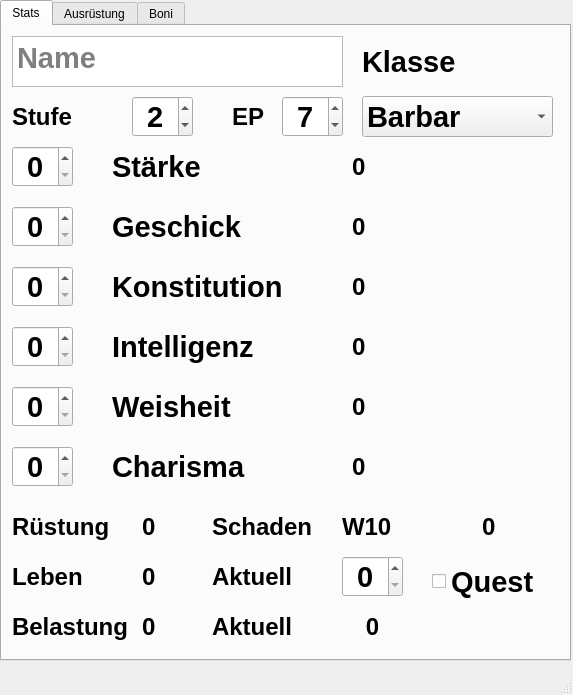
This is CharGUI.ui in Braastos/DWCM as Qt 5 draws it before an edit. The edited form follows.
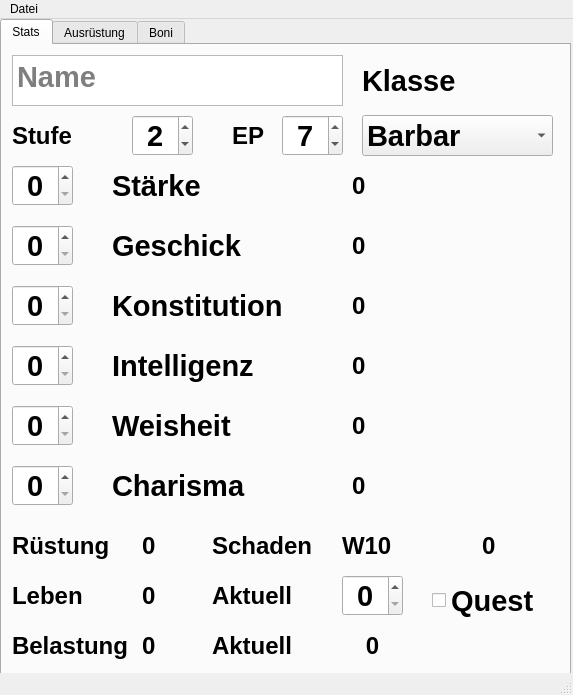
This is the edited form. Icons and pictures are not drawn.

The edit to the form file:
```diff
--- a/CharGUI.ui
+++ b/CharGUI.ui
@@ -1835,6 +1835,24 @@
    </widget>
   </widget>
   <widget class="QStatusBar" name="statusbar"/>
+  <widget class="QMenuBar" name="menuBar">
+   <property name="geometry">
+    <rect>
+     <x>0</x>
+     <y>0</y>
+     <width>573</width>
+     <height>21</height>
+    </rect>
+   </property>
+   <widget class="QMenu" name="menuDatei">
+    <property name="title">
+     <string>Datei</string>
+    </property>
+    <addaction name="actionCharakter_loeschen"/>
+    <addaction name="actionProgramm_beenden"/>
+   </widget>
+   <addaction name="menuDatei"/>
+  </widget>
   <action name="actionLaden">
    <property name="text">
     <string>Laden</string>
```
Left out of the diff: 15 changed lines with no effect on the pictures.
